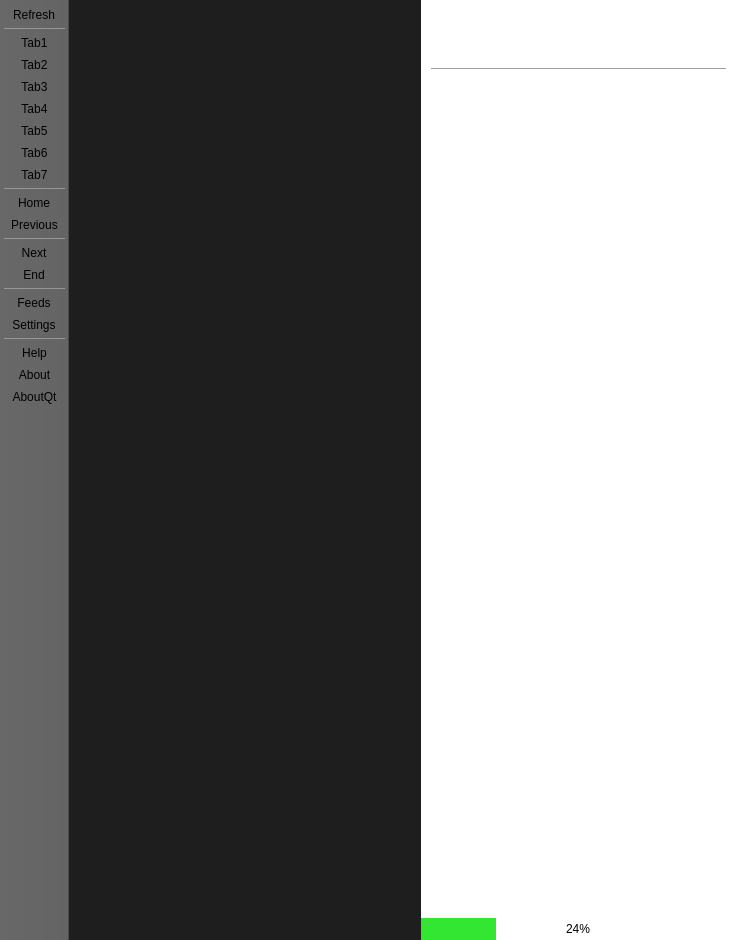
Old version of the form MainWindow.ui in the repository kacerpetr/QRssReader.
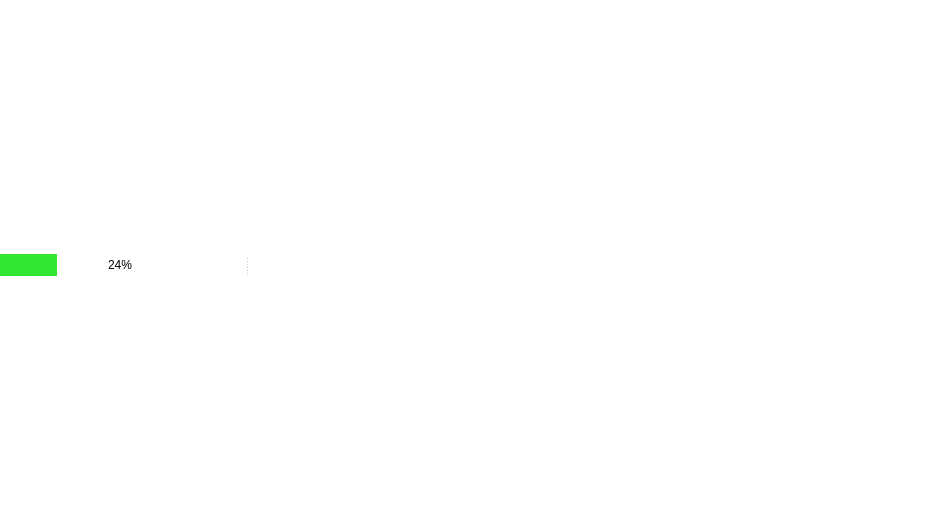
New version of the form. Icons and pictures are not drawn.

Commit message: Complete main window redesign

```diff
--- a/MainWindow.ui
+++ b/MainWindow.ui
@@ -6,8 +6,8 @@
    <rect>
     <x>0</x>
     <y>0</y>
-    <width>736</width>
-    <height>940</height>
+    <width>949</width>
+    <height>530</height>
    </rect>
   </property>
   <property name="windowTitle">
@@ -18,45 +18,15 @@
     <normaloff>:/icons/qrssreader</normaloff>:/icons/qrssreader</iconset>
   </property>
   <property name="styleSheet">
-   <string notr="true">#MainWindow{
-	background-color: rgb(30, 30, 30);
-}
-
-#NewsListContent{
-	background-color: rgb(30, 30, 30);
-}
-
-#toolBar{
-	background-color: rgb(100, 100, 100);
-}
-
-#toolBar QToolButton:hover{
-	background-color: rgb(70, 70, 70);
-}
-
-#toolBar QToolButton:pressed{
-	background-color: rgb(70, 70, 70);
-}
-
-#toolBar QToolButton:checked{
-	background-color: rgb(30, 30, 130);
-}
-
-#toolBar::separator{
-	background-color: rgb(150, 150, 150);
-	margin-top: 2px;
-	margin-bottom: 2px;
-	border: 0px;
-	padding: 0px;
-	height: 1px;
-}
-
-#newsViewContents{
+   <string notr="true">#splitter::handle{
 	background-color: white;
+	image: url(:/icons/splitter);
+	border-top: 40px solid rgb(70,70,70);
+	border-left: 1px solid rgb(215,215,215);
 }
 
-QScrollBar:vertical{
-	width: 20px;
+#MainWindow{
+	background-color: white;
 }
 
 #progressBar{
@@ -64,19 +34,19 @@
 	text-align: center;
 }
 
-QProgressBar::chunk {
+#progressBar::chunk {
 	border: 0px;
 	background-color: rgb(50, 230, 50);
 }
 </string>
   </property>
   <widget class="QWidget" name="centralWidget">
-   <layout class="QHBoxLayout" name="horizontalLayout">
+   <layout class="QVBoxLayout" name="centralVerticalLayout">
     <property name="spacing">
-     <number>1</number>
+     <number>0</number>
     </property>
     <property name="leftMargin">
-     <number>1</number>
+     <number>0</number>
     </property>
     <property name="topMargin">
      <number>0</number>
@@ -88,290 +58,129 @@
      <number>0</number>
     </property>
     <item>
-     <widget class="QStackedWidget" name="newsListStack">
-      <property name="sizePolicy">
-       <sizepolicy hsizetype="Preferred" vsizetype="Preferred">
-        <horstretch>1</horstretch>
-        <verstretch>0</verstretch>
-       </sizepolicy>
-      </property>
-      <property name="minimumSize">
-       <size>
-        <width>350</width>
-        <height>0</height>
-       </size>
-      </property>
-      <property name="maximumSize">
-       <size>
-        <width>350</width>
-        <height>16777215</height>
-       </size>
-      </property>
-      <property name="frameShape">
-       <enum>QFrame::NoFrame</enum>
-      </property>
-      <property name="frameShadow">
-       <enum>QFrame::Raised</enum>
+     <widget class="QSplitter" name="splitter">
+      <property name="styleSheet">
+       <string notr="true"/>
       </property>
       <property name="lineWidth">
        <number>0</number>
       </property>
+      <property name="orientation">
+       <enum>Qt::Horizontal</enum>
+      </property>
+      <property name="handleWidth">
+       <number>12</number>
+      </property>
+      <property name="childrenCollapsible">
+       <bool>false</bool>
+      </property>
+      <widget class="QFrame" name="frame1">
+       <property name="sizePolicy">
+        <sizepolicy hsizetype="Preferred" vsizetype="Preferred">
+         <horstretch>4</horstretch>
+         <verstretch>0</verstretch>
+        </sizepolicy>
+       </property>
+       <property name="frameShape">
+        <enum>QFrame::NoFrame</enum>
+       </property>
+       <property name="frameShadow">
+        <enum>QFrame::Raised</enum>
+       </property>
+       <property name="lineWidth">
+        <number>0</number>
+       </property>
+       <layout class="QVBoxLayout" name="leftVLayout">
+        <property name="spacing">
+         <number>0</number>
+        </property>
+        <property name="leftMargin">
+         <number>0</number>
+        </property>
+        <property name="topMargin">
+         <number>0</number>
+        </property>
+        <property name="rightMargin">
+         <number>0</number>
+        </property>
+        <property name="bottomMargin">
+         <number>0</number>
+        </property>
+        <item>
+         <widget class="QProgressBar" name="progressBar">
+          <property name="value">
+           <number>24</number>
+          </property>
+          <property name="invertedAppearance">
+           <bool>false</bool>
+          </property>
+         </widget>
+        </item>
+       </layout>
+      </widget>
+      <widget class="QFrame" name="frame2">
+       <property name="sizePolicy">
+        <sizepolicy hsizetype="Preferred" vsizetype="Preferred">
+         <horstretch>3</horstretch>
+         <verstretch>0</verstretch>
+        </sizepolicy>
+       </property>
+       <property name="frameShape">
+        <enum>QFrame::NoFrame</enum>
+       </property>
+       <property name="frameShadow">
+        <enum>QFrame::Raised</enum>
+       </property>
+       <property name="lineWidth">
+        <number>0</number>
+       </property>
+       <layout class="QVBoxLayout" name="rightVLayout">
+        <property name="spacing">
+         <number>0</number>
+        </property>
+        <property name="leftMargin">
+         <number>0</number>
+        </property>
+        <property name="topMargin">
+         <number>0</number>
+        </property>
+        <property name="rightMargin">
+         <number>0</number>
+        </property>
+        <property name="bottomMargin">
+         <number>0</number>
+        </property>
+        <item>
+         <widget class="QStackedWidget" name="newsListStack">
+          <property name="sizePolicy">
+           <sizepolicy hsizetype="Preferred" vsizetype="Preferred">
+            <horstretch>1</horstretch>
+            <verstretch>0</verstretch>
+           </sizepolicy>
+          </property>
+          <property name="minimumSize">
+           <size>
+            <width>350</width>
+            <height>0</height>
+           </size>
+          </property>
+          <property name="frameShape">
+           <enum>QFrame::NoFrame</enum>
+          </property>
+          <property name="frameShadow">
+           <enum>QFrame::Raised</enum>
+          </property>
+          <property name="lineWidth">
+           <number>0</number>
+          </property>
+         </widget>
+        </item>
+       </layout>
+      </widget>
      </widget>
     </item>
-    <item>
-     <layout class="QVBoxLayout" name="verticalLayout3">
-      <property name="spacing">
-       <number>0</number>
-      </property>
-      <item>
-       <widget class="QScrollArea" name="newsView">
-        <property name="sizePolicy">
-         <sizepolicy hsizetype="Preferred" vsizetype="Preferred">
-          <horstretch>4</horstretch>
-          <verstretch>0</verstretch>
-         </sizepolicy>
-        </property>
-        <property name="frameShape">
-         <enum>QFrame::NoFrame</enum>
-        </property>
-        <property name="lineWidth">
-         <number>0</number>
-        </property>
-        <property name="widgetResizable">
-         <bool>true</bool>
-        </property>
-        <widget class="QWidget" name="newsViewContents">
-         <property name="geometry">
-          <rect>
-           <x>0</x>
-           <y>0</y>
-           <width>334</width>
-           <height>916</height>
-          </rect>
-         </property>
-         <layout class="QVBoxLayout" name="verticalLayout">
-          <property name="spacing">
-           <number>10</number>
-          </property>
-          <property name="leftMargin">
-           <number>10</number>
-          </property>
-          <property name="topMargin">
-           <number>10</number>
-          </property>
-          <property name="rightMargin">
-           <number>10</number>
-          </property>
-          <property name="bottomMargin">
-           <number>10</number>
-          </property>
-          <item>
-           <widget class="QLabel" name="titleLabel">
-            <property name="text">
-             <string/>
-            </property>
-            <property name="wordWrap">
-             <bool>true</bool>
-            </property>
-           </widget>
-          </item>
-          <item>
-           <widget class="QLabel" name="textLabel">
-            <property name="text">
-             <string/>
-            </property>
-            <property name="textFormat">
-             <enum>Qt::RichText</enum>
-            </property>
-            <property name="wordWrap">
-             <bool>true</bool>
-            </property>
-            <property name="openExternalLinks">
-             <bool>true</bool>
-            </property>
-            <property name="textInteractionFlags">
-             <set>Qt::LinksAccessibleByMouse</set>
-            </property>
-           </widget>
-          </item>
-          <item>
-           <spacer name="verticalSpacer2">
-            <property name="orientation">
-             <enum>Qt::Vertical</enum>
-            </property>
-            <property name="sizeType">
-             <enum>QSizePolicy::Fixed</enum>
-            </property>
-            <property name="sizeHint" stdset="0">
-             <size>
-              <width>20</width>
-              <height>10</height>
-             </size>
-            </property>
-           </spacer>
-          </item>
-          <item>
-           <widget class="Line" name="line1">
-            <property name="orientation">
-             <enum>Qt::Horizontal</enum>
-            </property>
-           </widget>
-          </item>
-          <item>
-           <widget class="QLabel" name="timeLabel">
-            <property name="sizePolicy">
-             <sizepolicy hsizetype="Preferred" vsizetype="Preferred">
-              <horstretch>1</horstretch>
-              <verstretch>0</verstretch>
-             </sizepolicy>
-            </property>
-            <property name="text">
-             <string/>
-            </property>
-            <property name="alignment">
-             <set>Qt::AlignLeading|Qt::AlignLeft|Qt::AlignVCenter</set>
-            </property>
-            <property name="wordWrap">
-             <bool>true</bool>
-            </property>
-           </widget>
-          </item>
-          <item>
-           <widget class="QLabel" name="feedNameLabel">
-            <property name="sizePolicy">
-             <sizepolicy hsizetype="Preferred" vsizetype="Preferred">
-              <horstretch>2</horstretch>
-              <verstretch>0</verstretch>
-             </sizepolicy>
-            </property>
-            <property name="text">
-             <string/>
-            </property>
-            <property name="alignment">
-             <set>Qt::AlignLeading|Qt::AlignLeft|Qt::AlignVCenter</set>
-            </property>
-            <property name="wordWrap">
-             <bool>true</bool>
-            </property>
-           </widget>
-          </item>
-          <item>
-           <widget class="QLabel" name="linkLabel">
-            <property name="sizePolicy">
-             <sizepolicy hsizetype="Preferred" vsizetype="Preferred">
-              <horstretch>2</horstretch>
-              <verstretch>0</verstretch>
-             </sizepolicy>
-            </property>
-            <property name="text">
-             <string/>
-            </property>
-            <property name="alignment">
-             <set>Qt::AlignLeading|Qt::AlignLeft|Qt::AlignVCenter</set>
-            </property>
-            <property name="wordWrap">
-             <bool>true</bool>
-            </property>
-            <property name="openExternalLinks">
-             <bool>true</bool>
-            </property>
-           </widget>
-          </item>
-          <item>
-           <widget class="QLabel" name="guidLabel">
-            <property name="sizePolicy">
-             <sizepolicy hsizetype="Preferred" vsizetype="Preferred">
-              <horstretch>2</horstretch>
-              <verstretch>0</verstretch>
-             </sizepolicy>
-            </property>
-            <property name="text">
-             <string/>
-            </property>
-            <property name="alignment">
-             <set>Qt::AlignLeading|Qt::AlignLeft|Qt::AlignVCenter</set>
-            </property>
-            <property name="wordWrap">
-             <bool>true</bool>
-            </property>
-            <property name="openExternalLinks">
-             <bool>true</bool>
-            </property>
-           </widget>
-          </item>
-          <item>
-           <spacer name="verticalSpacer3">
-            <property name="orientation">
-             <enum>Qt::Vertical</enum>
-            </property>
-            <property name="sizeHint" stdset="0">
-             <size>
-              <width>20</width>
-              <height>40</height>
-             </size>
-            </property>
-           </spacer>
-          </item>
-         </layout>
-        </widget>
-       </widget>
-      </item>
-      <item>
-       <widget class="QProgressBar" name="progressBar">
-        <property name="value">
-         <number>24</number>
-        </property>
-        <property name="invertedAppearance">
-         <bool>false</bool>
-        </property>
-       </widget>
-      </item>
-     </layout>
-    </item>
    </layout>
   </widget>
-  <widget class="QToolBar" name="toolBar">
-   <property name="windowTitle">
-    <string>toolBar</string>
-   </property>
-   <property name="movable">
-    <bool>false</bool>
-   </property>
-   <property name="iconSize">
-    <size>
-     <width>32</width>
-     <height>32</height>
-    </size>
-   </property>
-   <attribute name="toolBarArea">
-    <enum>LeftToolBarArea</enum>
-   </attribute>
-   <attribute name="toolBarBreak">
-    <bool>false</bool>
-   </attribute>
-   <addaction name="actionRefresh"/>
-   <addaction name="separator"/>
-   <addaction name="actionTab1"/>
-   <addaction name="actionTab2"/>
-   <addaction name="actionTab3"/>
-   <addaction name="actionTab4"/>
-   <addaction name="actionTab5"/>
-   <addaction name="actionTab6"/>
-   <addaction name="actionTab7"/>
-   <addaction name="separator"/>
-   <addaction name="actionFirst"/>
-   <addaction name="actionPrevious"/>
-   <addaction name="separator"/>
-   <addaction name="actionNext"/>
-   <addaction name="actionLast"/>
-   <addaction name="separator"/>
-   <addaction name="actionManageFeeds"/>
-   <addaction name="actionSettings"/>
-   <addaction name="separator"/>
-   <addaction name="actionHelp"/>
-   <addaction name="actionAbout"/>
-   <addaction name="actionAboutQt"/>
-  </widget>
   <action name="actionManageFeeds">
    <property name="icon">
     <iconset resource="Icons.qrc">
@@ -399,30 +208,6 @@
     <string>F1</string>
    </property>
   </action>
-  <action name="actionAbout">
-   <property name="icon">
-    <iconset resource="Icons.qrc">
-     <normaloff>:/icons/help_about</normaloff>:/icons/help_about</iconset>
-   </property>
-   <property name="text">
-    <string>About</string>
-   </property>
-   <property name="toolTip">
-    <string>About</string>
-   </property>
-  </action>
-  <action name="actionAboutQt">
-   <property name="icon">
-    <iconset resource="Icons.qrc">
-     <normaloff>:/icons/qt5_about</normaloff>:/icons/qt5_about</iconset>
-   </property>
-   <property name="text">
-    <string>AboutQt</string>
-   </property>
-   <property name="toolTip">
-    <string>AboutQt</string>
-   </property>
-  </action>
   <action name="actionRefresh">
    <property name="icon">
     <iconset resource="Icons.qrc">
```
Left out of the diff: 2 changed lines with no effect on the pictures. The commit also changes 64 other files.
